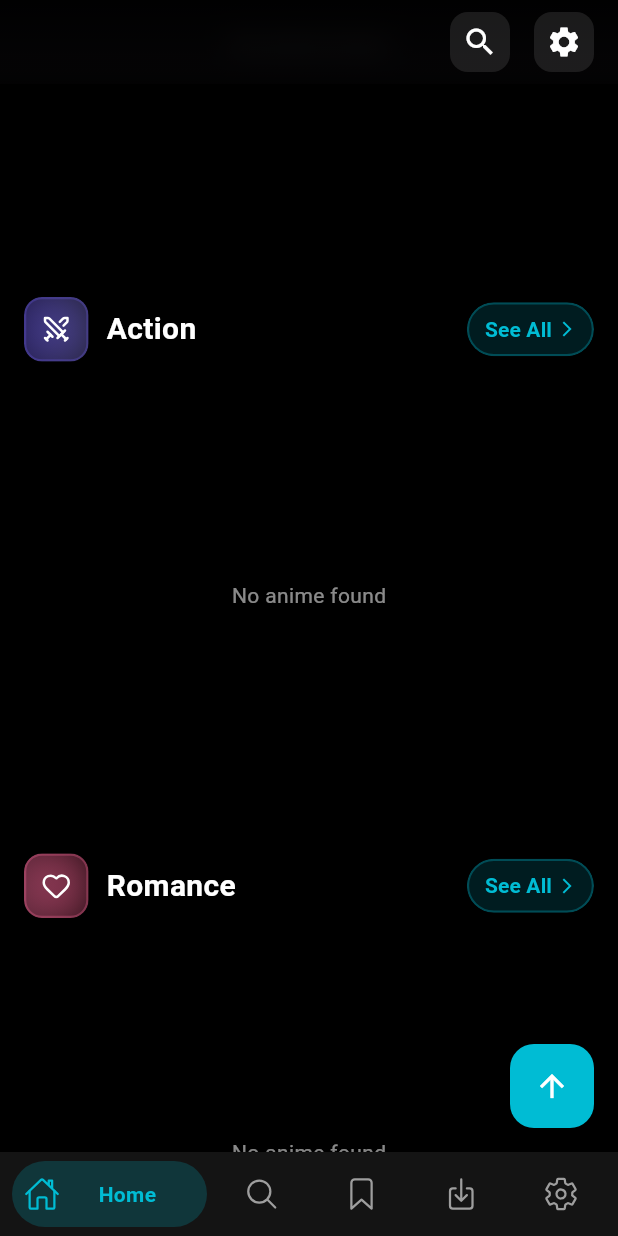
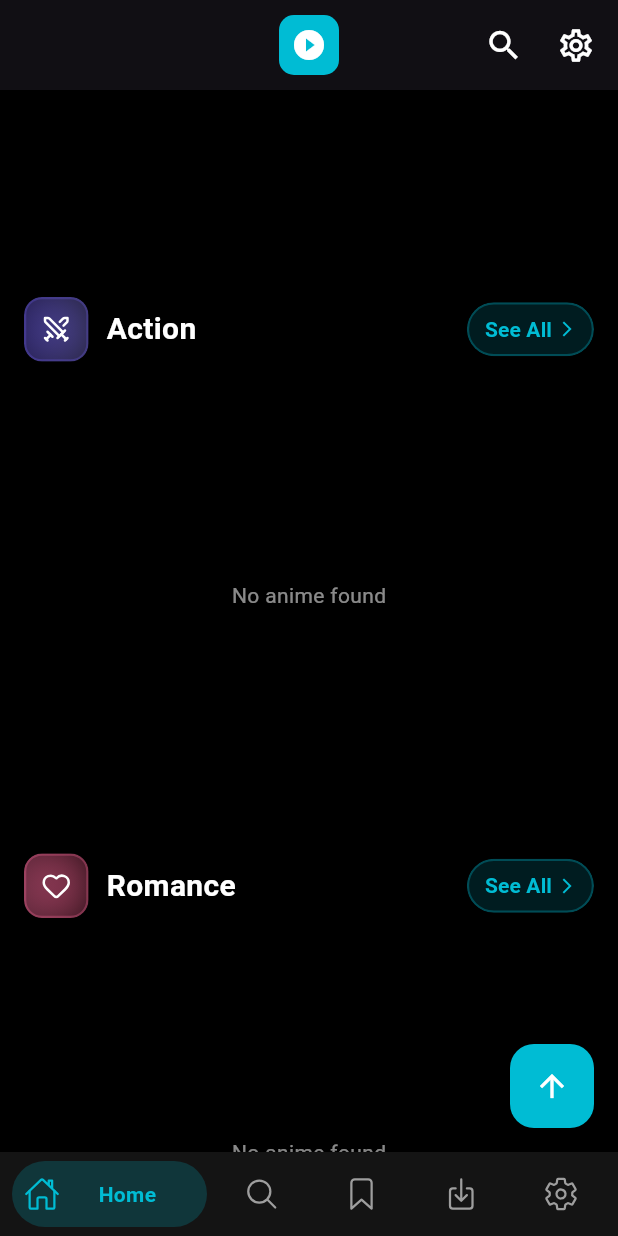
Before and after one commit to alvarorichard/goanime-mobile, a Flutter app: the screen it shows after launch, scrolled down 576 dp, on a phone screen of 412 x 824 dp. Run offline on Flutter 3.47's test engine with Material 3 defaults, Android fonts, the phone set to English and light mode, and no system bars; drawn by our look-alikes of bottom_navy_bar; our stand-ins replace cached_network_image, chewie, ionicons, lucide_icons, shared_preferences, sqflite and 2 more; accounts and stored records are empty; network calls fail.

Commit message:
feat: Refactor header animation and improve app bar styling for better user experience

```diff
--- a/lib/screens/home_screen.dart
+++ b/lib/screens/home_screen.dart
@@ -24,7 +24,6 @@ class _HomeScreenState extends State<HomeScreen> with TickerProviderStateMixin {
   final ScrollController _scrollController = ScrollController();
 
   late AnimationController _fabAnimationController;
-  late AnimationController _headerAnimationController;
 
   bool _showFab = false;
   double _headerOpacity = 1.0;
@@ -55,10 +54,6 @@ class _HomeScreenState extends State<HomeScreen> with TickerProviderStateMixin {
       vsync: this,
       duration: const Duration(milliseconds: 300),
     );
-    _headerAnimationController = AnimationController(
-      vsync: this,
-      duration: const Duration(milliseconds: 300),
-    );
 
     _scrollController.addListener(_onScroll);
     _loadAllData();
@@ -68,7 +63,6 @@ class _HomeScreenState extends State<HomeScreen> with TickerProviderStateMixin {
   @override
   void dispose() {
     _fabAnimationController.dispose();
-    _headerAnimationController.dispose();
     _scrollController.dispose();
     super.dispose();
   }
@@ -85,10 +79,13 @@ class _HomeScreenState extends State<HomeScreen> with TickerProviderStateMixin {
       _fabAnimationController.reverse();
     }
 
-    // Fade out do header ao rolar
+    // Header transparente no topo, preto sólido ao rolar (estilo Netflix)
+    final newOpacity = offset > 0 ? 1.0 : 0.0;
+    if ((newOpacity - _headerOpacity).abs() > 0.01) {
       setState(() {
-      _headerOpacity = (1 - (offset / 400)).clamp(0.0, 1.0);
+        _headerOpacity = newOpacity;
       });
+    }
   }
 
   void _startBannerRotation() {
@@ -379,37 +376,16 @@ class _HomeScreenState extends State<HomeScreen> with TickerProviderStateMixin {
 
   PreferredSizeWidget _buildAppBar() {
     return AppBar(
-      backgroundColor: Colors.transparent,
+      backgroundColor: _headerOpacity > 0
+          ? AppColors.background
+          : Colors.transparent,
       elevation: 0,
-      flexibleSpace: ClipRRect(
-        child: BackdropFilter(
-          filter: ImageFilter.blur(sigmaX: 10, sigmaY: 10),
-          child: Container(
-            decoration: BoxDecoration(
-              gradient: LinearGradient(
-                begin: Alignment.topCenter,
-                end: Alignment.bottomCenter,
-                colors: [
-                  AppColors.background.withValues(alpha: 0.95),
-                  AppColors.background.withValues(alpha: 0.7),
-                ],
-              ),
-            ),
-          ),
-        ),
-      ),
-      title: Opacity(
-        opacity: _headerOpacity,
-        child: Row(
-          mainAxisSize: MainAxisSize.min,
-          children: [
-            Container(
+      toolbarHeight: 60,
+      title: Container(
         padding: const EdgeInsets.all(8),
         decoration: BoxDecoration(
-                gradient: LinearGradient(
-                  colors: [AppColors.primary, AppColors.secondary],
-                ),
-                borderRadius: BorderRadius.circular(12),
+          color: AppColors.primary,
+          borderRadius: BorderRadius.circular(10),
         ),
         child: const Icon(
           Icons.play_circle_filled,
@@ -417,66 +393,21 @@ class _HomeScreenState extends State<HomeScreen> with TickerProviderStateMixin {
           size: 24,
         ),
       ),
-            const SizedBox(width: 12),
-            ShaderMask(
-              shaderCallback: (bounds) => LinearGradient(
-                colors: [AppColors.primary, AppColors.secondary],
-              ).createShader(bounds),
-              child: const Text(
-                'GoAnime',
-                style: TextStyle(
-                  fontSize: 24,
-                  fontWeight: FontWeight.bold,
-                  color: Colors.white,
-                ),
-              ),
-            ),
-          ],
-        ),
-      ),
       actions: [
         IconButton(
-          icon: Container(
-            padding: const EdgeInsets.all(8),
-            decoration: BoxDecoration(
-              color: Colors.white.withValues(alpha: 0.1),
-              borderRadius: BorderRadius.circular(12),
-            ),
-            child: const Icon(Icons.search, color: Colors.white),
-          ),
+          icon: const Icon(Icons.search, color: Colors.white, size: 26),
           onPressed: () {
             Navigator.push(
               context,
-              PageRouteBuilder(
-                pageBuilder: (context, animation, secondaryAnimation) =>
-                    const SearchScreen(),
-                transitionsBuilder:
-                    (context, animation, secondaryAnimation, child) {
-                      const begin = Offset(0.0, 1.0);
-                      const end = Offset.zero;
-                      const curve = Curves.easeInOut;
-                      var tween = Tween(
-                        begin: begin,
-                        end: end,
-                      ).chain(CurveTween(curve: curve));
-                      var offsetAnimation = animation.drive(tween);
-                      return SlideTransition(
-                        position: offsetAnimation,
-                        child: child,
-                      );
-                    },
-              ),
+              MaterialPageRoute(builder: (context) => const SearchScreen()),
             );
           },
         ),
         IconButton(
-          icon: Container(
-            padding: const EdgeInsets.all(8),
-            decoration: BoxDecoration(
-              color: Colors.white.withValues(alpha: 0.1),
-              borderRadius: BorderRadius.circular(12),
-            ),
-            child: const Icon(Icons.settings, color: Colors.white),
+          icon: const Icon(
+            Icons.settings_outlined,
+            color: Colors.white,
+            size: 26,
           ),
           onPressed: () {
             Navigator.push(
@@ -485,7 +416,7 @@ class _HomeScreenState extends State<HomeScreen> with TickerProviderStateMixin {
             );
           },
         ),
-        const SizedBox(width: 8),
+        const SizedBox(width: 4),
       ],
     );
   }
```
Lines whose indentation alone changed are shown as unchanged.
